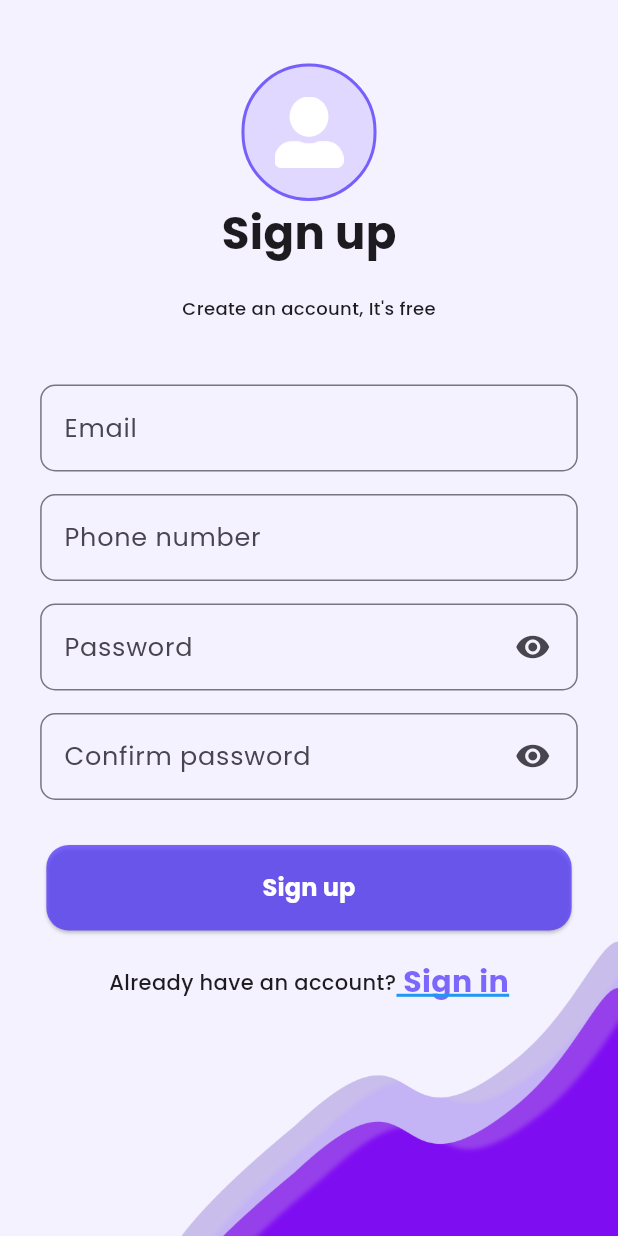
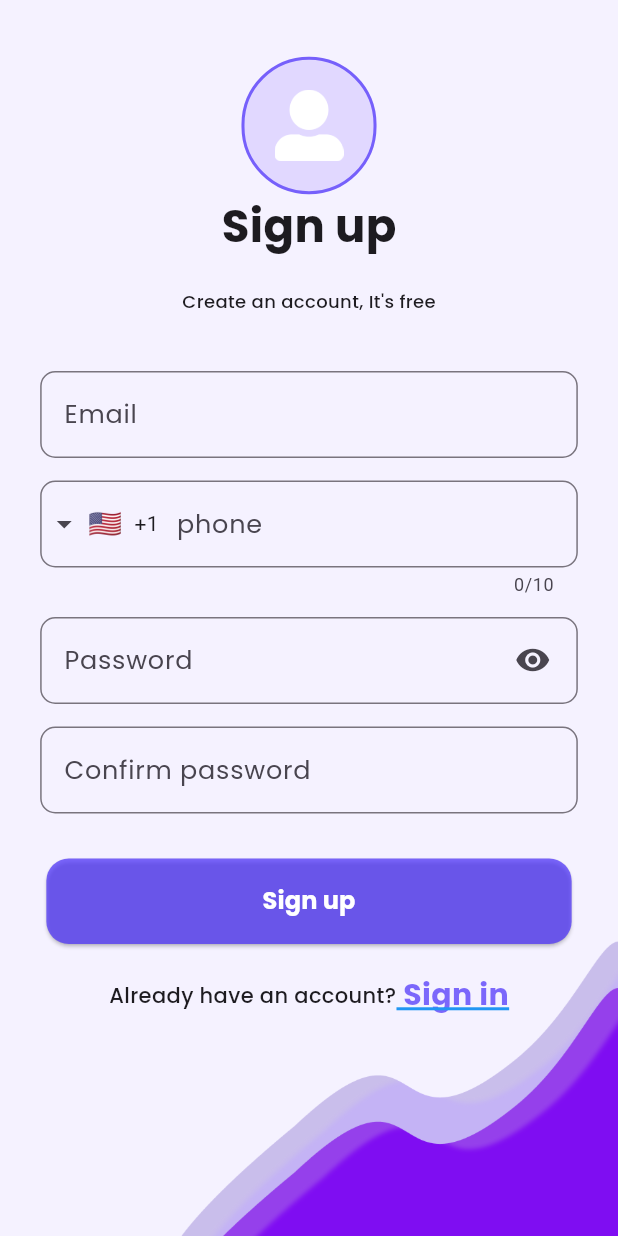
Before and after one commit to souhaibmk22/towpall, a Flutter app: the SignupPage screen opened directly, after a tap on "Sign up", on a phone screen of 412 x 824 dp. Run offline on Flutter 3.47's test engine with Material 3 defaults, Android fonts, the phone set to English and light mode, and no system bars; drawn by our look-alikes of intl_phone_field; our stand-ins replace animate_do, flutter_spinkit, geocoding, geolocator, google_fonts, intl_phone_number_input and 3 more; missing offline and left inert: dart:ffi.

Commit message:
update front

```diff
--- a/lib/pages/SignUp.dart
+++ b/lib/pages/SignUp.dart
@@ -10,6 +10,7 @@ import 'package:animate_do/animate_do.dart';
 import 'package:http/http.dart' as http;
 import 'config.dart';
 import 'package:google_fonts/google_fonts.dart';
+import 'package:intl_phone_field/intl_phone_field.dart';
 
 class SignupPage extends StatefulWidget {
   @override
@@ -21,12 +22,16 @@ class _SignupPageState extends State<SignupPage> {
   TextEditingController phoneNumberController = TextEditingController();
   TextEditingController passwordController = TextEditingController();
   TextEditingController ConfirmPasswordController = TextEditingController();
+  RegExp emailRegExp = RegExp(
+    r'^[a-zA-Z0-9._%+-]+@[a-zA-Z0-9.-]+\.[a-zA-Z]{2,}$', //This is the This regular expression of an email
+  );
   bool _isNotValidated = false;
   String _errorMessage = '';
   late bool _isobscure = true;
   late bool _isobscure2 = true;
   late bool _isTrue = true;
   late bool _isTrue2 = true;
+  String _selectedCountry = "";
 
   @override
   Widget build(BuildContext context) {
@@ -109,18 +114,31 @@ class _SignupPageState extends State<SignupPage> {
                               height: 15,
                             ),
                             Container(
-                                height: 58,
+                                height: 76,
                                 width: MediaQuery.of(context).size.width * 0.87,
-                                child: TextFormField(
+                                child: IntlPhoneField(
+                                  keyboardType: TextInputType.phone,
                                   controller: phoneNumberController,
                                   decoration: InputDecoration(
-                                      hintText: "Phone number",
+                                      hintText: "phone",
                                       hintStyle: GoogleFonts.poppins(
                                           textStyle: TextStyle(fontSize: 17)),
                                       border: OutlineInputBorder(
                                           borderRadius:
                                               BorderRadius.circular(10))),
-                                  keyboardType: TextInputType.phone,
+                                  onCountryChanged: (phone) {
+                                    setState(() {
+                                      _selectedCountry = phone.fullCountryCode;
+                                    });
+                                  },
+                                  inputFormatters: [
+                                    FilteringTextInputFormatter.allow(
+                                        RegExp('[0-9]')),
+                                    //To remove first '0'
+                                    FilteringTextInputFormatter.deny(
+                                        RegExp(r'^0+')),
+                                    //To remove first '94' or your country code
+                                  ],
                                 )),
                             SizedBox(
                               height: 15,
@@ -168,42 +186,32 @@ class _SignupPageState extends State<SignupPage> {
                                       border: OutlineInputBorder(
                                           borderRadius:
                                               BorderRadius.circular(10)),
-                                      suffixIcon: IconButton(
-                                        padding:
-                                            const EdgeInsetsDirectional.only(
-                                                end: 12.0),
-                                        icon: _isobscure2
-                                            ? const Icon(Icons.visibility)
-                                            : const Icon(Icons.visibility_off),
-                                        onPressed: () {
-                                          setState(() {
-                                            _isobscure2 = !_isobscure2;
-                                            _isTrue2 = !_isTrue2;
-                                          });
-                                        },
-                                      ),
                                       hintText: 'Confirm password',
                                       hintStyle: GoogleFonts.poppins(
                                           textStyle: TextStyle(
                                         fontSize: 17,
                                       ))),
                                   keyboardType: TextInputType.visiblePassword,
-                                  obscureText: _isobscure2,
+                                  obscureText: true,
                                 )),
                             SizedBox(
                               height: 30,
                             ),
                             ElevatedButton(
                                 onPressed: () {
-                                  if (ConfirmPasswordController.value.text ==
-                                      passwordController.value.text){
+                                  print("+" +
+                                      _selectedCountry +
+                                      phoneNumberController.text);
+                                  if ((ConfirmPasswordController.value.text ==
+                                          passwordController.value.text) &&
+                                      (emailRegExp
+                                          .hasMatch(emailController.text))) {
                                     _submitForm();
-                                  }else{
+                                  } else {
                                     setState(() {
                                       print("error");
                                     });
                                   }
-
                                 },
                                 style: ElevatedButton.styleFrom(
                                     shape: RoundedRectangleBorder(
@@ -333,7 +341,7 @@ class _SignupPageState extends State<SignupPage> {
     });
 
     String email = emailController.text;
-    String phoneNumber = phoneNumberController.text;
+    String phoneNumber = "+" + _selectedCountry + phoneNumberController.text;
     String password = passwordController.text;
 
     if (email.isNotEmpty && phoneNumber.isNotEmpty && password.isNotEmpty) {
--- a/pubspec.yaml
+++ b/pubspec.yaml
@@ -44,6 +44,7 @@ dependencies:
   intl_phone_number_input: ^0.7.4
   pinput: ^4.0.0
   animate_do: ^3.3.3
+  intl_phone_field: ^3.2.0
 
 dev_dependencies:
   flutter_test:
```
Also changed, not shown: pubspec.lock.
